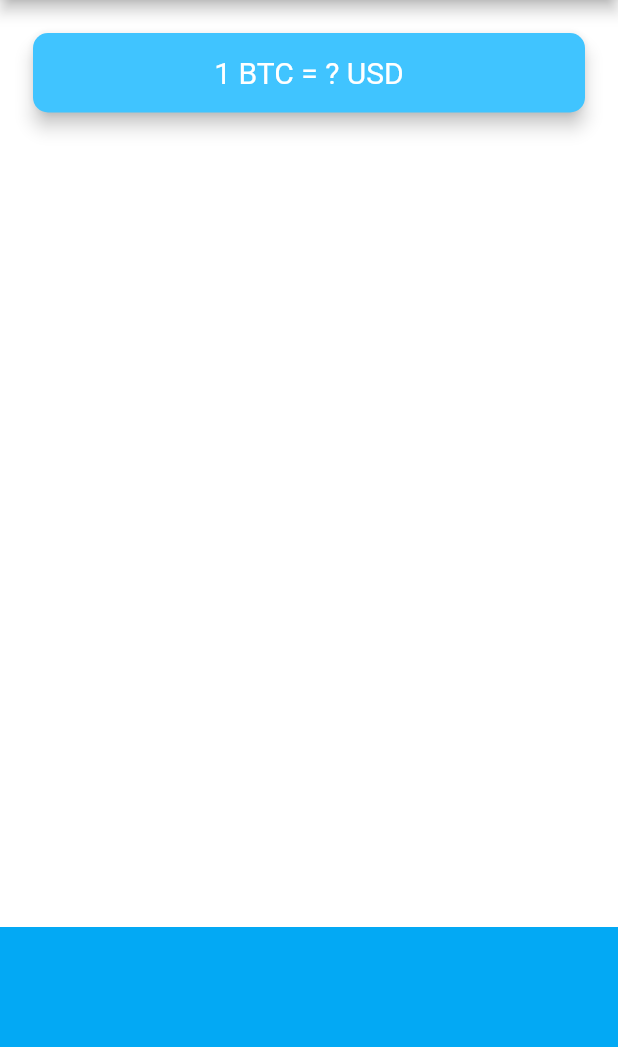
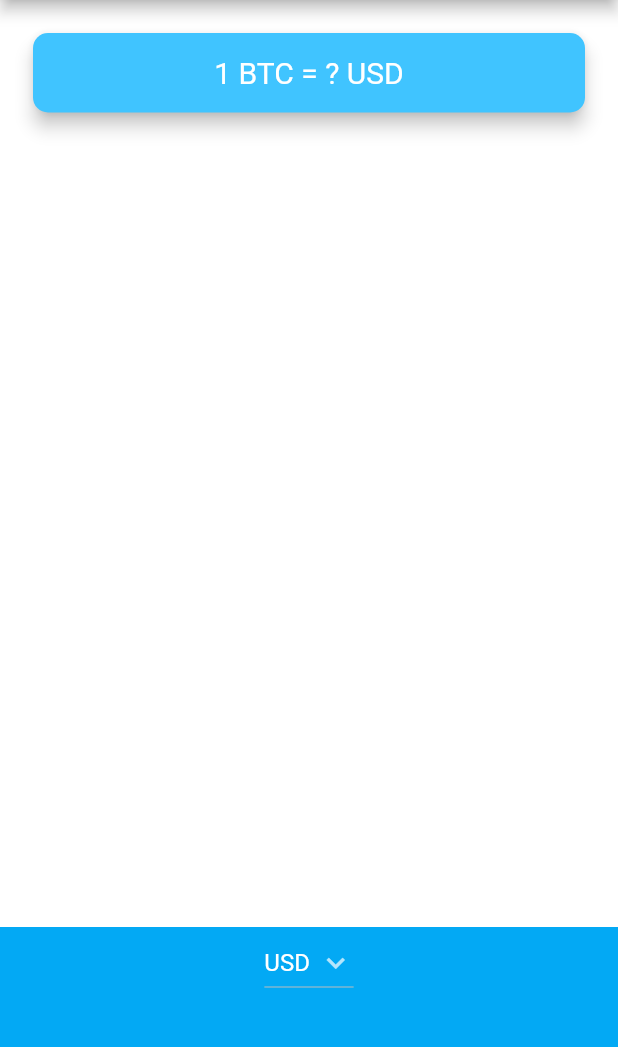
Before and after one commit to Joel-Nickson/bitcoin_ticker_flutter, a Flutter app: the screen it shows after launch, on a phone screen of 412 x 824 dp, the part 84-1131 px from its top. Run offline on Flutter 3.47's test engine with Material 2 defaults, Android fonts, the phone set to English and light mode, and no system bars.

Commit message:
map coin_data to a widget using for-loop

```diff
--- a/lib/price_screen.dart
+++ b/lib/price_screen.dart
@@ -1,4 +1,5 @@
 import 'package:flutter/material.dart';
+import '/coin_data.dart';
 
 class PriceScreen extends StatefulWidget {
   @override
@@ -6,6 +7,21 @@ class PriceScreen extends StatefulWidget {
 }
 
 class _PriceScreenState extends State<PriceScreen> {
+  dynamic selectedCurrency = 'USD';
+
+  List<DropdownMenuItem> getDropDownItem() {
+    List<DropdownMenuItem> dropDownItems = [];
+    for (int i = 0; i < currenciesList.length; i++) {
+      dropDownItems.add(
+        DropdownMenuItem(
+          child: Text(currenciesList[i]),
+          value: currenciesList[i],
+        ),
+      );
+    }
+    return dropDownItems;
+  }
+
   @override
   Widget build(BuildContext context) {
     return Scaffold(
@@ -42,7 +58,20 @@ class _PriceScreenState extends State<PriceScreen> {
             alignment: Alignment.center,
             padding: EdgeInsets.only(bottom: 30.0),
             color: Colors.lightBlue,
-            child: null,
+            child: Column(
+              children: [
+                DropdownButton(
+                  value: selectedCurrency,
+                  items: getDropDownItem(),
+                  icon: const Icon(Icons.keyboard_arrow_down),
+                  onChanged: (dynamic value) {
+                    setState(() {
+                      selectedCurrency = value.toString();
+                    });
+                  },
+                ),
+              ],
+            ),
           ),
         ],
       ),
```
